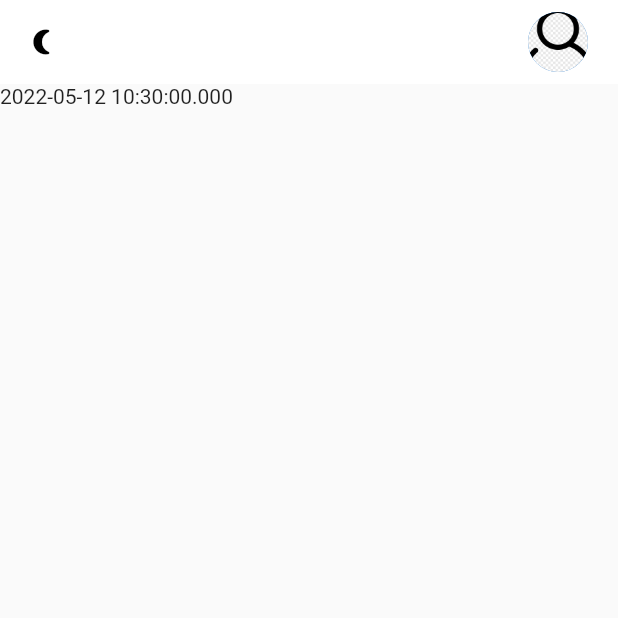
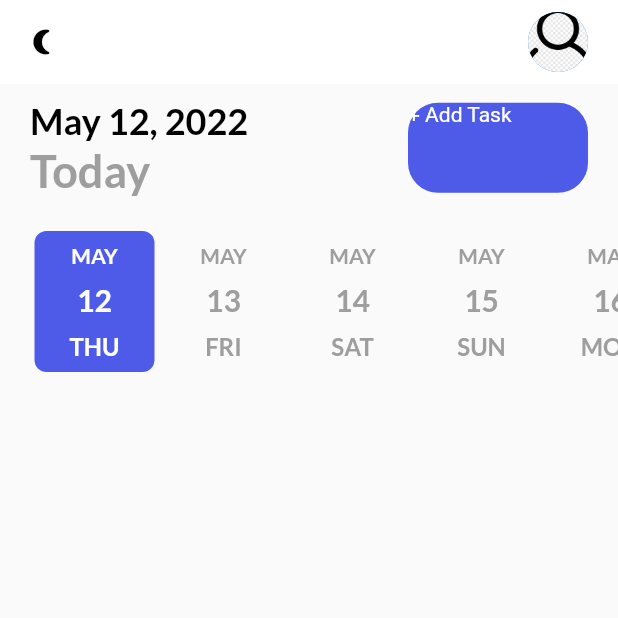
Before and after one commit to Tarik-OFKIR/Tasks_App_Project, a Flutter app: the screen it shows after launch, on a phone screen of 412 x 824 dp, the top half of it. Run offline on Flutter 3.47's test engine with Material 2 defaults, Android fonts, the phone set to English and light mode, and no system bars; drawn by our look-alikes of date_picker_timeline; our stand-ins replace flutter_local_notifications, get, get_storage, google_fonts, timezone; missing offline and left inert: dart:html.

Commit message:
adding the 'add task' page

```diff
--- a/lib/ui/home_page.dart
+++ b/lib/ui/home_page.dart
@@ -1,9 +1,16 @@
 import 'dart:html';
 
+import 'package:date_picker_timeline/date_picker_timeline.dart';
+import 'package:flutter/cupertino.dart';
 import 'package:flutter/material.dart';
 import 'package:get/get.dart';
+import 'package:google_fonts/google_fonts.dart';
+import 'package:intl/intl.dart';
 import 'package:tasks_projet_innovation_front/services/notification_services.dart';
 import 'package:tasks_projet_innovation_front/services/theme_service.dart';
+import 'package:tasks_projet_innovation_front/ui/add_task_bar.dart';
+import 'package:tasks_projet_innovation_front/ui/theme.dart';
+import 'package:tasks_projet_innovation_front/ui/widgets/button.dart';
 
 class HomePage extends StatefulWidget {
   const HomePage({ Key? key }) : super(key: key);
@@ -13,6 +20,7 @@ class HomePage extends StatefulWidget {
 }
 
 class _HomePageState extends State<HomePage> {
+  DateTime _selectedDate = DateTime.now();
   var notifyHelper;
   @override
   void initState(){
@@ -30,17 +38,73 @@ class _HomePageState extends State<HomePage> {
     return Scaffold(
       appBar: _appBar(),
       body: Column(children: [
-        Row(
-          children: [
-            Column(
+        _addTaskBar(),
+        _addDateBar(),
+      ],
+      ),
+    );
+  }
+
+  _addDateBar(){
+    return Container(
+      margin: const EdgeInsets.only(top: 20, left: 20),
+      child: DatePicker(
+        DateTime.now(),
+        height: 100,
+        width: 80,
+        initialSelectedDate: DateTime.now(),
+        selectionColor: primaryClr,
+        selectedTextColor: Colors.white,
+        dateTextStyle: GoogleFonts.lato(
+            textStyle: TextStyle(
+                fontSize: 20,
+                fontWeight: FontWeight.w600,
+                color: Colors.grey
+            )
+        ),
+        dayTextStyle: GoogleFonts.lato(
+            textStyle: TextStyle(
+                fontSize: 16,
+                fontWeight: FontWeight.w600,
+                color: Colors.grey
+            )
+        ),
+        monthTextStyle: GoogleFonts.lato(
+            textStyle: TextStyle(
+                fontSize: 14,
+                fontWeight: FontWeight.w600,
+                color: Colors.grey
+            )
+        ),
+        onDateChange: (date){
+          _selectedDate=date;
+
+        },
+      ),
+    );
+  }
+  _addTaskBar(){
+    return Container(
+      margin: const EdgeInsets.only(left: 20, right: 20, top: 10),
+      child: Row(
+        mainAxisAlignment: MainAxisAlignment.spaceBetween,
+        children: [
+          Container(
+            child: Column(
+              crossAxisAlignment: CrossAxisAlignment.start,
               children: [
-                Text(DateTime.now().toString()),
+                Text(DateFormat.yMMMMd().format(DateTime.now()),
+                  style: subHeadingStyle,
+                ),
+                Text("Today",
+                  style: headingStyle,
+                )
               ],
-            )
-          ],
-        )
+            ),
+          ),
+          MyButton(label:"+ Add Task" ,onTap: ()=>Get.to(AddTaskPage()))
 
-      ],
+        ],
       ),
     );
   }
--- a/lib/ui/theme.dart
+++ b/lib/ui/theme.dart
@@ -1,5 +1,7 @@
 
 import 'package:flutter/material.dart';
+import 'package:get/get.dart';
+import 'package:google_fonts/google_fonts.dart';
 
 const Color bluishClr = Color(0xFF4e5ae8);
 const Color yellowClr = Color(0xFFFFB746);
@@ -23,3 +25,22 @@ class Themes {
 
       );
 }
+
+TextStyle get subHeadingStyle{
+  return GoogleFonts.lato (
+    textStyle: TextStyle(
+      fontSize: 24,
+      fontWeight: FontWeight.bold,
+      color: Get.isDarkMode?Colors.white:Colors.black
+    )
+  );
+}
+TextStyle get headingStyle{
+  return GoogleFonts.lato (
+      textStyle: TextStyle(
+          fontSize: 30,
+          fontWeight: FontWeight.bold,
+          color: Get.isDarkMode?Colors.grey[400]:Colors.grey
+      )
+  );
+}
--- /dev/null
+++ b/lib/ui/widgets/button.dart
@@ -0,0 +1,31 @@
+import 'package:flutter/cupertino.dart';
+import 'package:flutter/material.dart';
+import 'package:tasks_projet_innovation_front/ui/theme.dart';
+
+class MyButton extends StatelessWidget {
+  final String label;
+  final Function()? onTap;
+  const MyButton({Key? key, required this.label, required this.onTap}) : super(key: key);
+
+  @override
+  Widget build(BuildContext context) {
+    return GestureDetector(
+      onTap: onTap,
+      child: Container(
+        width: 120,
+        height: 60,
+        decoration: BoxDecoration(
+          borderRadius: BorderRadius.circular(20),
+          color: primaryClr
+        ),
+        child: Text(
+          label,
+          style: TextStyle(
+            color: Colors.white,
+          ),
+        ),
+
+      ),
+    );
+  }
+}
--- a/pubspec.yaml
+++ b/pubspec.yaml
@@ -38,6 +38,7 @@ dependencies:
   get:
   intl:
   google_fonts:
+  date_picker_timeline:
   flutter_local_notifications: ^9.5.2
   flutter_native_timezone:
 
```
Also changed, not shown: lib/ui/add_task_bar.dart (added, +54 -0 lines), lib/ui/widgets/input_field.dart (added), pubspec.lock.
